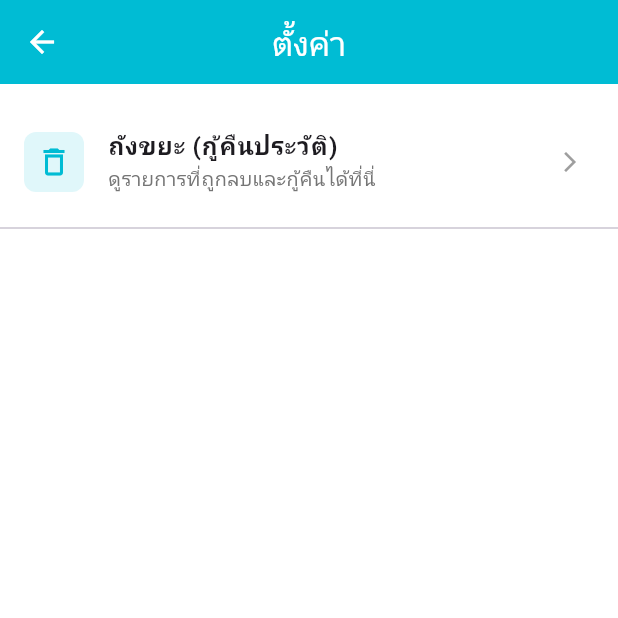
After one commit to sawarin7258-del/Eye-Screening-App, a Flutter app: the SettingsScreen screen opened by its route, on a phone screen of 412 x 824 dp, the top half of it. The commit adds this screen. Run offline on Flutter 3.47's test engine with Material 3 defaults, Android fonts, the phone set to English and light mode, and no system bars; our stand-ins replace cloud_firestore, firebase_auth, firebase_core, image_picker; accounts and stored records are empty; Roboto replaces fonts that are missing (Prompt).

Commit message:
First commit

```diff
--- a/lib/main.dart
+++ b/lib/main.dart
@@ -12,6 +12,8 @@ import 'screens/result_normal_screen.dart';
 import 'screens/result_risk_screen.dart';
 import 'screens/history_screen.dart';
 import 'screens/knowledge_screen.dart';
+import 'screens/settings_screen.dart';
+import 'screens/trash_history_screen.dart';
 
 import 'dart:io';
 
@@ -72,6 +74,8 @@ class EyeScreeningApp extends StatelessWidget {
         },
         '/history': (context) => const HistoryScreen(),
         '/knowledge': (context) => const KnowledgeScreen(),
+        '/settings': (context) => const SettingsScreen(),
+        '/trash': (context) => const TrashHistoryScreen(),
       },
     );
   }
--- a/lib/models/test_result.dart
+++ b/lib/models/test_result.dart
@@ -6,6 +6,7 @@ class TestResult {
   final bool isRisk;
   final String testDate;
   final DateTime timestamp;
+  final bool isDeleted;
 
   TestResult({
     required this.id,
@@ -15,6 +16,7 @@ class TestResult {
     required this.isRisk,
     required this.testDate,
     required this.timestamp,
+    this.isDeleted = false,
   });
 
   factory TestResult.fromMap(Map<String, dynamic> map, String id) {
@@ -28,6 +30,7 @@ class TestResult {
       timestamp: map['timestamp'] != null
           ? (map['timestamp'] as dynamic).toDate()
           : DateTime.now(),
+      isDeleted: map['isDeleted'] ?? false,
     );
   }
 
@@ -39,6 +42,7 @@ class TestResult {
       'isRisk': isRisk,
       'testDate': testDate,
       'timestamp': timestamp,
+      'isDeleted': isDeleted,
     };
   }
 }
--- /dev/null
+++ b/lib/screens/settings_screen.dart
@@ -0,0 +1,72 @@
+import 'package:flutter/material.dart';
+
+class SettingsScreen extends StatelessWidget {
+  const SettingsScreen({super.key});
+
+  @override
+  Widget build(BuildContext context) {
+    return Scaffold(
+      backgroundColor: Colors.white,
+      appBar: AppBar(
+        title: const Text('ตั้งค่า', style: TextStyle(color: Colors.white)),
+        backgroundColor: Colors.cyan,
+        elevation: 0,
+        centerTitle: true,
+        leading: IconButton(
+          icon: const Icon(Icons.arrow_back, color: Colors.white),
+          onPressed: () => Navigator.pop(context),
+        ),
+      ),
+      body: ListView(
+        children: [
+          const SizedBox(height: 16),
+          _buildSettingsItem(
+            context,
+            icon: Icons.delete_outline,
+            title: 'ถังขยะ (กู้คืนประวัติ)',
+            subtitle: 'ดูรายการที่ถูกลบและกู้คืนได้ที่นี่',
+            onTap: () => Navigator.pushNamed(context, '/trash'),
+          ),
+          const Divider(),
+        ],
+      ),
+    );
+  }
+
+  Widget _buildSettingsItem(
+    BuildContext context, {
+    required IconData icon,
+    required String title,
+    String? subtitle,
+    required VoidCallback onTap,
+  }) {
+    return ListTile(
+      leading: Container(
+        padding: const EdgeInsets.all(8),
+        decoration: BoxDecoration(
+          color: Colors.cyan.shade50,
+          borderRadius: BorderRadius.circular(8),
+        ),
+        child: Icon(icon, color: Colors.cyan),
+      ),
+      title: Text(
+        title,
+        style: const TextStyle(
+          fontSize: 16,
+          fontWeight: FontWeight.w600,
+        ),
+      ),
+      subtitle: subtitle != null
+          ? Text(
+              subtitle,
+              style: TextStyle(
+                fontSize: 13,
+                color: Colors.grey.shade600,
+              ),
+            )
+          : null,
+      trailing: const Icon(Icons.arrow_forward_ios, size: 16, color: Colors.grey),
+      onTap: onTap,
+    );
+  }
+}
```
Also changed, not shown: lib/screens/history_screen.dart (+64 -5 lines), lib/screens/home_screen.dart (+15 -5 lines), lib/screens/trash_history_screen.dart (added, +234 -0 lines), lib/services/firestore_service.dart (+68 -4 lines), 1 other file.
